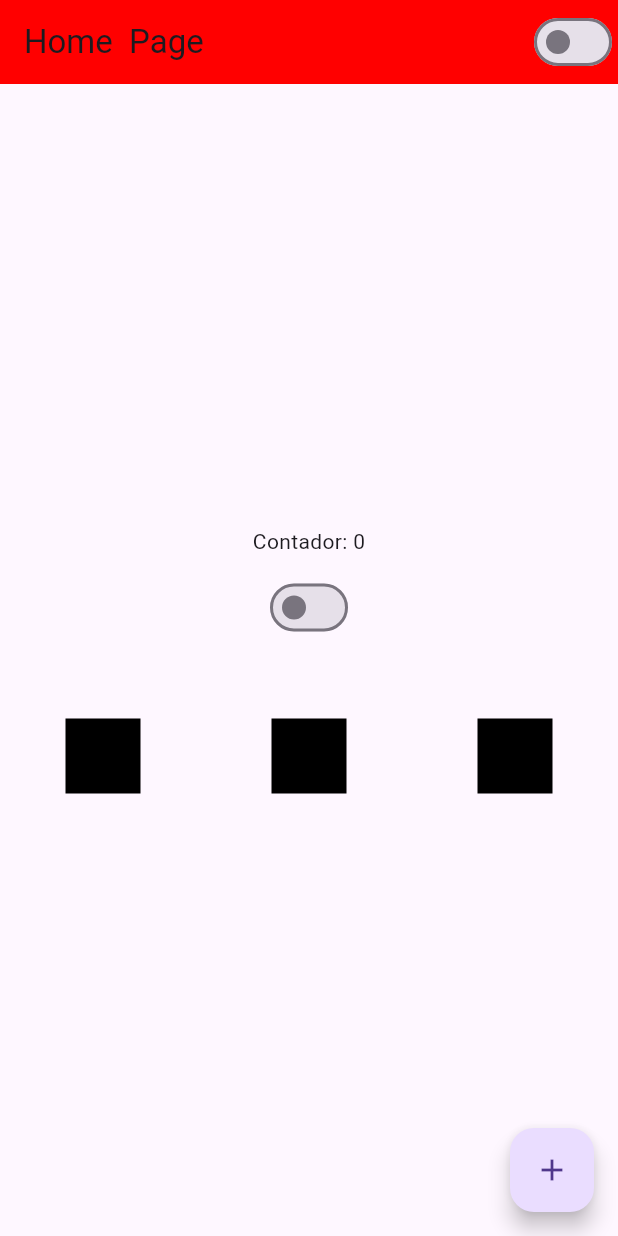
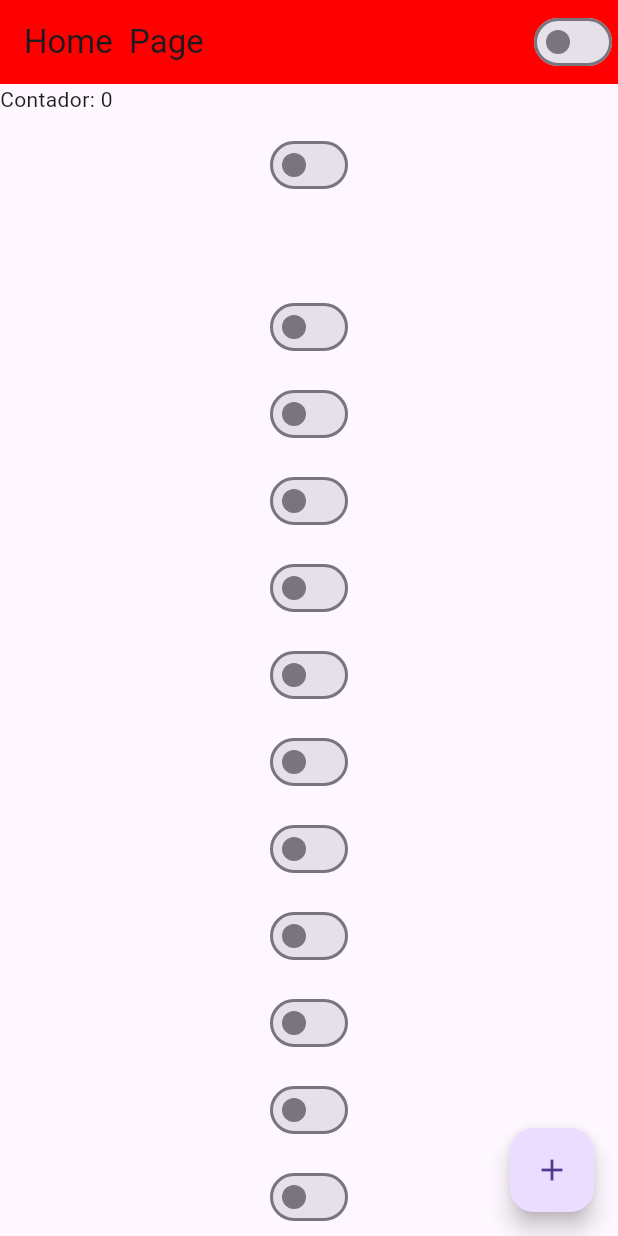
Before and after one commit to rhayonne/flutter_studies, a Flutter app: the screen it shows after launch, on a phone screen of 412 x 824 dp. Run offline on Flutter 3.47's test engine with Material 3 defaults, Android fonts, the phone set to English and light mode, and no system bars.

```diff
--- a/hello_word/lib/home_page.dart
+++ b/hello_word/lib/home_page.dart
@@ -24,13 +24,82 @@ class HomePageStates extends State<HomePage> {
       body: Container(
         width: double.infinity,
         height: double.infinity,
-        child: Column(
-          mainAxisAlignment: MainAxisAlignment.center,
+        child: ListView(
+          scrollDirection: Axis.vertical,
+          // mainAxisAlignment: MainAxisAlignment.center,
           children: [
             Text('Contador: $counter'),
             Container(height: 10),
             CustomSwitcher(),
             Container(height: 50),
+            Container(height: 10),
+            CustomSwitcher(),
+            Container(height: 10),
+            CustomSwitcher(),
+            Container(height: 10),
+            CustomSwitcher(),
+            Container(height: 10),
+            CustomSwitcher(),
+            Container(height: 10),
+            CustomSwitcher(),
+            Container(height: 10),
+            CustomSwitcher(),
+            Container(height: 10),
+            CustomSwitcher(),
+            Container(height: 10),
+            CustomSwitcher(),
+            Container(height: 10),
+            CustomSwitcher(),
+            Container(height: 10),
+            CustomSwitcher(),
+            Container(height: 10),
+            CustomSwitcher(),
+            Container(height: 10),
+            CustomSwitcher(),
+            Container(height: 10),
+            CustomSwitcher(),
+            Container(height: 10),
+            CustomSwitcher(),
+            Container(height: 10),
+            CustomSwitcher(),
+            Container(height: 10),
+            CustomSwitcher(),
+            Container(height: 10),
+            CustomSwitcher(),
+            Container(height: 10),
+            CustomSwitcher(),
+            Container(height: 10),
+            CustomSwitcher(),
+            Container(height: 10),
+            CustomSwitcher(),
+            Container(height: 10),
+            CustomSwitcher(),
+            Container(height: 10),
+            CustomSwitcher(),
+            Container(height: 10),
+            CustomSwitcher(),
+            Container(height: 10),
+            CustomSwitcher(),
+            Container(height: 10),
+            CustomSwitcher(),
+            Container(height: 10),
+            CustomSwitcher(),
+            Container(height: 10),
+            CustomSwitcher(),
+            Container(height: 10),
+            CustomSwitcher(),
+            Container(height: 10),
+            CustomSwitcher(),
+            Container(height: 10),
+            CustomSwitcher(),
+            Container(height: 10),
+            CustomSwitcher(),
+            Container(height: 10),
+            CustomSwitcher(),
+            Container(height: 10),
+            CustomSwitcher(),
+            Container(height: 10),
+            CustomSwitcher(),
             Row(
               mainAxisAlignment: MainAxisAlignment.spaceAround,
               crossAxisAlignment: CrossAxisAlignment.center,
```
